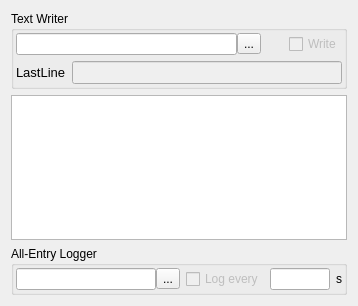
northriv/KAME, file kame/forms/scalarentrytool.ui: the form before one commit.
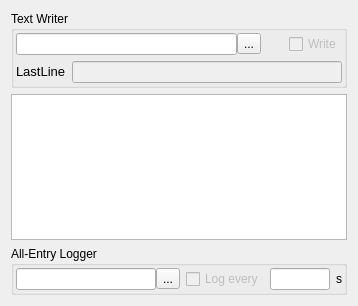
The form after the commit.

```diff
--- a/kame/forms/scalarentrytool.ui
+++ b/kame/forms/scalarentrytool.ui
@@ -125,7 +125,7 @@
           <property name="font">
            <font>
             <family>Helvetica</family>
-            <pointsize>10</pointsize>
+            <pointsize>9</pointsize>
            </font>
           </property>
           <property name="alignment">
```
